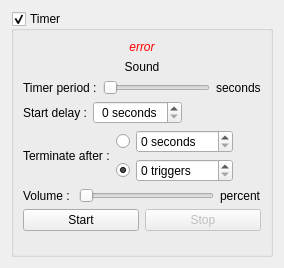
This is TimerUi.ui in Folcogh/SC2Metro as Qt 5 draws it before an edit. The edited form follows.
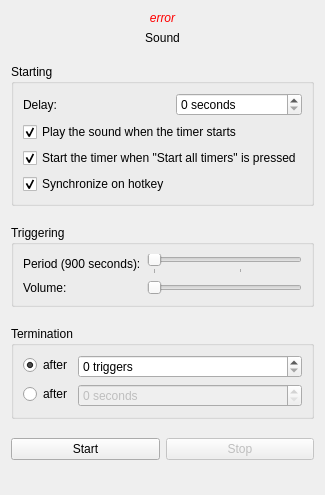
This is the edited form.

Commit message: - refactored the timer's UI - FIX: trigger the open dialog when selecting "Custom" in the combo box, even if the previous choice was already "Custom" - increased the timers max duration up to 15 minutes - transformed the timer enabling/disabling into a checkbox - allow to disable the sound play when a timer starts - removed the useless DLLs from the packaging. 20Mo -> 8Mo - renamed About to Readme - added ticks to the sliders - cleaned up some code - added files opening/saving

```diff
--- a/TimerUi.ui
+++ b/TimerUi.ui
@@ -6,22 +6,13 @@
    <rect>
     <x>0</x>
     <y>0</y>
-    <width>284</width>
-    <height>268</height>
+    <width>291</width>
+    <height>495</height>
    </rect>
   </property>
   <property name="windowTitle">
    <string>Form</string>
   </property>
-  <layout class="QVBoxLayout" name="verticalLayout_2">
-   <item>
-    <widget class="QGroupBox" name="gboxTimer">
-     <property name="title">
-      <string>Timer</string>
-     </property>
-     <property name="checkable">
-      <bool>true</bool>
-     </property>
      <layout class="QVBoxLayout" name="verticalLayout">
       <item>
        <widget class="QLabel" name="labelBroken">
@@ -55,18 +46,128 @@
        </widget>
       </item>
       <item>
-       <layout class="QHBoxLayout" name="hlayoutPeriod">
+    <spacer name="vspacer_2">
+     <property name="orientation">
+      <enum>Qt::Vertical</enum>
+     </property>
+     <property name="sizeType">
+      <enum>QSizePolicy::Fixed</enum>
+     </property>
+     <property name="sizeHint" stdset="0">
+      <size>
+       <width>20</width>
+       <height>13</height>
+      </size>
+     </property>
+    </spacer>
+   </item>
         <item>
+    <widget class="QGroupBox" name="boxStarting">
+     <property name="font">
+      <font>
+       <weight>50</weight>
+       <bold>false</bold>
+      </font>
+     </property>
+     <property name="title">
+      <string>Starting</string>
+     </property>
+     <layout class="QFormLayout" name="formLayout">
+      <item row="0" column="0">
+       <widget class="QLabel" name="labelDelay">
+        <property name="text">
+         <string>Delay:</string>
+        </property>
+        <property name="buddy">
+         <cstring>spinDelay</cstring>
+        </property>
+       </widget>
+      </item>
+      <item row="0" column="1">
+       <widget class="QSpinBox" name="spinDelay">
+        <property name="suffix">
+         <string> seconds</string>
+        </property>
+        <property name="maximum">
+         <number>32767</number>
+        </property>
+       </widget>
+      </item>
+      <item row="4" column="0" colspan="2">
+       <widget class="QCheckBox" name="checkStartTimer">
+        <property name="text">
+         <string>Start the timer when &quot;Start all timers&quot; is pressed</string>
+        </property>
+        <property name="checked">
+         <bool>true</bool>
+        </property>
+       </widget>
+      </item>
+      <item row="2" column="0" colspan="2">
+       <widget class="QCheckBox" name="checkPlayOnStart">
+        <property name="text">
+         <string>Play the sound when the timer starts</string>
+        </property>
+        <property name="checked">
+         <bool>true</bool>
+        </property>
+       </widget>
+      </item>
+      <item row="5" column="0">
+       <widget class="QCheckBox" name="checkSynchronize">
+        <property name="text">
+         <string>Synchronize on hotkey</string>
+        </property>
+        <property name="checked">
+         <bool>true</bool>
+        </property>
+       </widget>
+      </item>
+     </layout>
+    </widget>
+   </item>
+   <item>
+    <spacer name="vspacer_3">
+     <property name="orientation">
+      <enum>Qt::Vertical</enum>
+     </property>
+     <property name="sizeType">
+      <enum>QSizePolicy::Fixed</enum>
+     </property>
+     <property name="sizeHint" stdset="0">
+      <size>
+       <width>20</width>
+       <height>13</height>
+      </size>
+     </property>
+    </spacer>
+   </item>
+   <item>
+    <widget class="QGroupBox" name="boxTriggering">
+     <property name="font">
+      <font>
+       <weight>50</weight>
+       <bold>false</bold>
+      </font>
+     </property>
+     <property name="title">
+      <string>Triggering</string>
+     </property>
+     <layout class="QFormLayout" name="formLayout_2">
+      <property name="sizeConstraint">
+       <enum>QLayout::SetMaximumSize</enum>
+      </property>
+      <item row="0" column="0">
          <widget class="QLabel" name="labelPeriod">
           <property name="text">
-           <string>Timer period :</string>
+         <string>Period (900 seconds):</string>
           </property>
           <property name="buddy">
            <cstring>hsliderPeriod</cstring>
           </property>
          </widget>
         </item>
-        <item>
+      <item row="0" column="1">
          <widget class="QSlider" name="hsliderPeriod">
           <property name="minimum">
            <number>1</number>
@@ -74,69 +175,72 @@
           <property name="orientation">
            <enum>Qt::Horizontal</enum>
           </property>
-         </widget>
-        </item>
-        <item>
-         <widget class="QLabel" name="labelSeconds">
-          <property name="text">
-           <string>seconds</string>
-          </property>
-         </widget>
-        </item>
-       </layout>
-      </item>
-      <item>
-       <layout class="QHBoxLayout" name="hlayoutDelay">
-        <item>
-         <widget class="QLabel" name="labelDelay">
+        <property name="tickPosition">
+         <enum>QSlider::TicksBelow</enum>
+        </property>
+        <property name="tickInterval">
+         <number>60</number>
+        </property>
+       </widget>
+      </item>
+      <item row="1" column="0">
+       <widget class="QLabel" name="labelVolume">
           <property name="text">
-           <string>Start delay :</string>
+         <string>Volume: </string>
           </property>
           <property name="buddy">
            <cstring>spinDelay</cstring>
           </property>
          </widget>
         </item>
-        <item>
-         <widget class="QSpinBox" name="spinDelay">
-          <property name="alignment">
-           <set>Qt::AlignCenter</set>
-          </property>
-          <property name="suffix">
-           <string> seconds</string>
-          </property>
-         </widget>
-        </item>
-        <item>
-         <spacer name="hspacerDelay">
+      <item row="1" column="1">
+       <widget class="QSlider" name="hsliderVolume">
+        <property name="maximum">
+         <number>100</number>
+        </property>
           <property name="orientation">
            <enum>Qt::Horizontal</enum>
           </property>
+        <property name="tickPosition">
+         <enum>QSlider::NoTicks</enum>
+        </property>
+       </widget>
+      </item>
+     </layout>
+    </widget>
+   </item>
+   <item>
+    <spacer name="vspacer_4">
+     <property name="orientation">
+      <enum>Qt::Vertical</enum>
+     </property>
+     <property name="sizeType">
+      <enum>QSizePolicy::Fixed</enum>
+     </property>
           <property name="sizeHint" stdset="0">
            <size>
-            <width>40</width>
-            <height>20</height>
+       <width>20</width>
+       <height>13</height>
            </size>
           </property>
          </spacer>
         </item>
-       </layout>
-      </item>
       <item>
-       <layout class="QHBoxLayout" name="hlayoutTerminate">
-        <item>
-         <widget class="QLabel" name="labelTerminate">
-          <property name="text">
-           <string>Terminate after :</string>
-          </property>
-         </widget>
-        </item>
-        <item>
-         <layout class="QGridLayout" name="glayoutTerminate">
-          <item row="0" column="0">
+    <widget class="QGroupBox" name="boxTermination">
+     <property name="font">
+      <font>
+       <weight>50</weight>
+       <bold>false</bold>
+      </font>
+     </property>
+     <property name="title">
+      <string>Termination</string>
+     </property>
+     <layout class="QFormLayout" name="formLayout_5">
+      <item row="1" column="0">
            <widget class="QRadioButton" name="radioTerminateSeconds">
             <property name="text">
-             <string/>
+         <string>after</string>
             </property>
             <property name="checked">
              <bool>false</bool>
@@ -146,8 +250,11 @@
             </attribute>
            </widget>
           </item>
-          <item row="0" column="1">
+      <item row="1" column="1">
            <widget class="QSpinBox" name="spinTerminateSeconds">
+        <property name="enabled">
+         <bool>false</bool>
+        </property>
             <property name="suffix">
              <string> seconds</string>
             </property>
@@ -156,10 +263,10 @@
             </property>
            </widget>
           </item>
-          <item row="1" column="0">
+      <item row="0" column="0">
            <widget class="QRadioButton" name="radioTerminateTriggers">
             <property name="text">
-             <string/>
+         <string>after</string>
             </property>
             <property name="checked">
              <bool>true</bool>
@@ -169,7 +276,7 @@
             </attribute>
            </widget>
           </item>
-          <item row="1" column="1">
+      <item row="0" column="1">
            <widget class="QSpinBox" name="spinTerminateTriggers">
             <property name="suffix">
              <string> triggers</string>
@@ -180,49 +287,23 @@
            </widget>
           </item>
          </layout>
+    </widget>
         </item>
         <item>
-         <spacer name="hspacerTerminate">
+    <spacer name="vspacer_5">
           <property name="orientation">
-           <enum>Qt::Horizontal</enum>
+      <enum>Qt::Vertical</enum>
+     </property>
+     <property name="sizeType">
+      <enum>QSizePolicy::Fixed</enum>
           </property>
           <property name="sizeHint" stdset="0">
            <size>
-            <width>40</width>
-            <height>20</height>
+       <width>20</width>
+       <height>13</height>
            </size>
           </property>
          </spacer>
-        </item>
-       </layout>
-      </item>
-      <item>
-       <layout class="QHBoxLayout" name="hlayoutVolume">
-        <item>
-         <widget class="QLabel" name="labelVolume">
-          <property name="text">
-           <string>Volume : </string>
-          </property>
-          <property name="buddy">
-           <cstring>hsliderVolume</cstring>
-          </property>
-         </widget>
-        </item>
-        <item>
-         <widget class="QSlider" name="hsliderVolume">
-          <property name="orientation">
-           <enum>Qt::Horizontal</enum>
-          </property>
-         </widget>
-        </item>
-        <item>
-         <widget class="QLabel" name="labelPercent">
-          <property name="text">
-           <string>percent</string>
-          </property>
-         </widget>
-        </item>
-       </layout>
       </item>
       <item>
        <layout class="QHBoxLayout" name="hlayoutButtons">
@@ -253,13 +334,10 @@
         <property name="sizeHint" stdset="0">
          <size>
           <width>20</width>
-          <height>10</height>
+       <height>19</height>
          </size>
         </property>
        </spacer>
-      </item>
-     </layout>
-    </widget>
    </item>
   </layout>
  </widget>
```
Left out of the diff: 4 changed lines with no effect on the pictures. Lines whose indentation alone changed are shown as unchanged. The commit also changes 14 other files.
